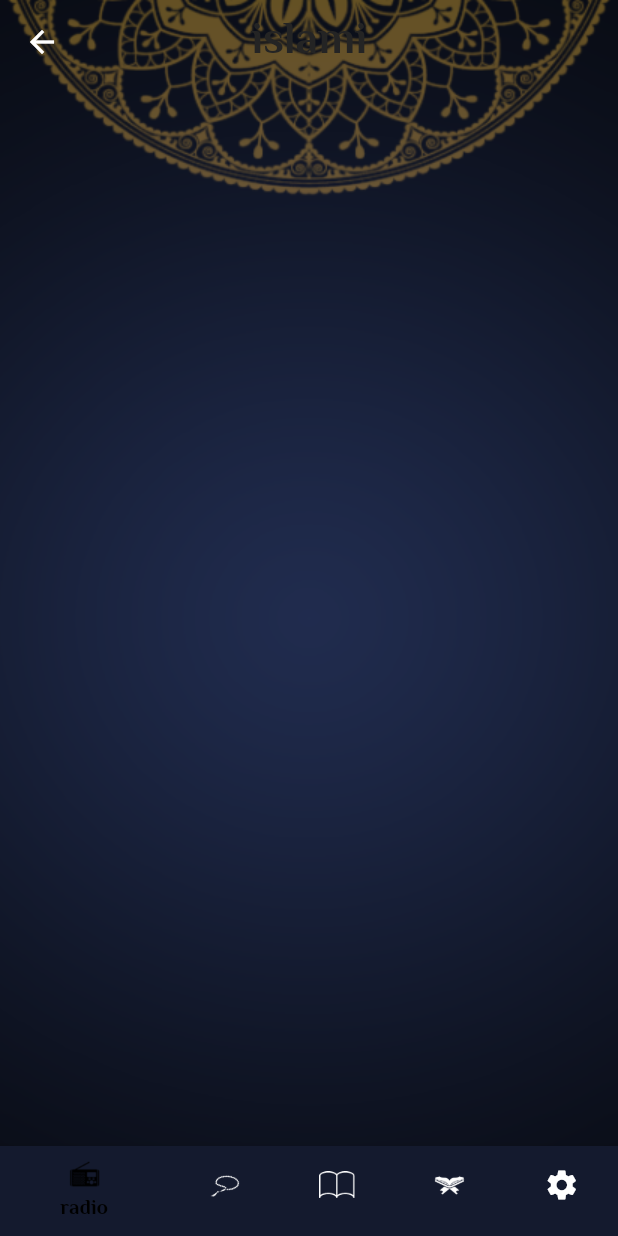
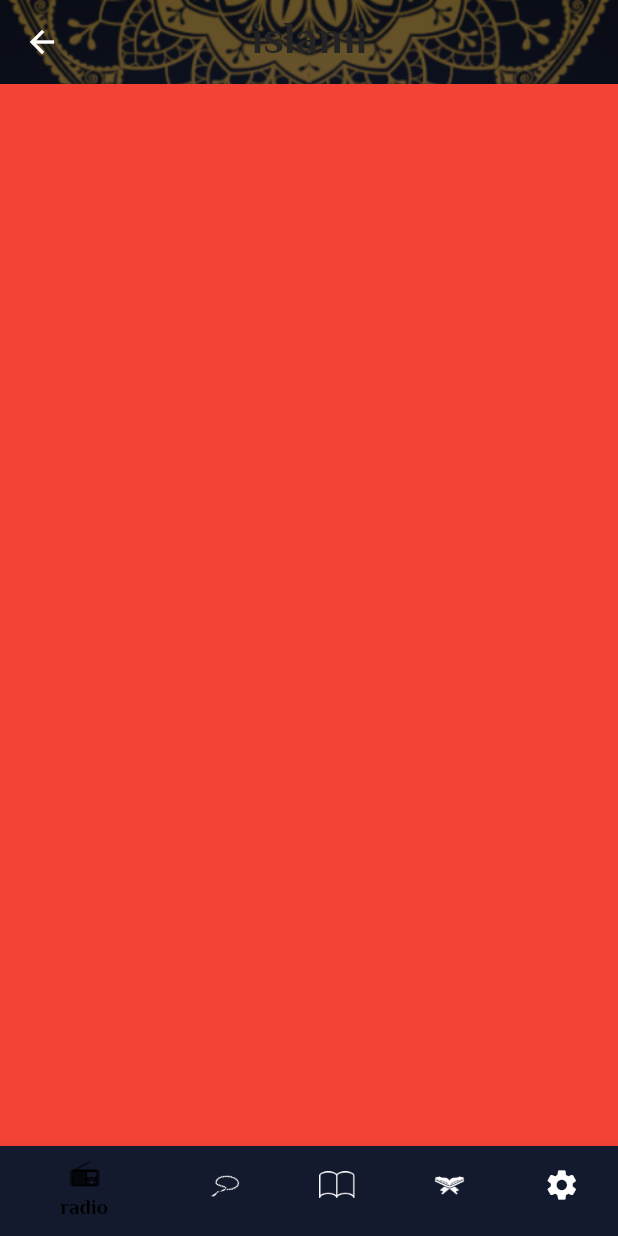
Before and after one commit to Ziadkhaled005/islami, a Flutter app: the HomeScreen screen opened by its route, on a phone screen of 412 x 824 dp. Run offline on Flutter 3.47's test engine with Material 2 defaults, Android fonts, the phone set to English and light mode, and no system bars; our stand-ins replace google_fonts.

Commit message:
islami init

```diff
--- a/lib/Home_screen.dart
+++ b/lib/Home_screen.dart
@@ -1,4 +1,9 @@
 import 'package:flutter/material.dart';
+import 'package:islami_app/tabs/ahadeth_tab.dart';
+import 'package:islami_app/tabs/quran_tab.dart';
+import 'package:islami_app/tabs/radio_tab.dart';
+import 'package:islami_app/tabs/sebha_tab.dart';
+import 'package:islami_app/tabs/settings_tab.dart';
 
 import 'My_theme_data.dart';
 
@@ -57,8 +62,11 @@ class _HomeScreenState extends State<HomeScreen> {
                   backgroundColor: MyThemeData.darkbg)
             ],
           ),
+          body: tabs[index],
         ),
       ],
     );
   }
+
+  List<Widget>tabs = [QuranTab(),SebhaTab(),AhadethTab(),RadioTab(),SettingsTab()];
 }
--- /dev/null
+++ b/lib/tabs/quran_tab.dart
@@ -0,0 +1,12 @@
+import 'package:flutter/material.dart';
+
+class QuranTab extends StatelessWidget {
+  static const String routeName = "QuranTab";
+
+  @override
+  Widget build(BuildContext context) {
+    return Container(
+      color: Colors.red,
+    );
+  }
+}
```
Also changed, not shown: lib/main.dart (+11 -2 lines), lib/tabs/ahadeth_tab.dart (added, +12 -0 lines), lib/tabs/radio_tab.dart (added, +12 -0 lines), lib/tabs/sebha_tab.dart (added, +12 -0 lines), lib/tabs/settings_tab.dart (added, +12 -0 lines).
